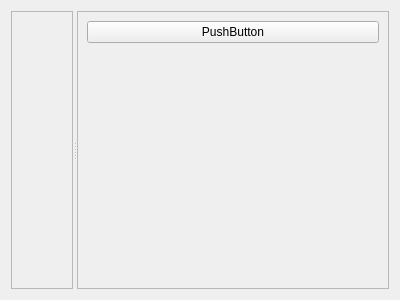
Enem-20/CGS, file telemetrywindow.ui: the form before one commit.
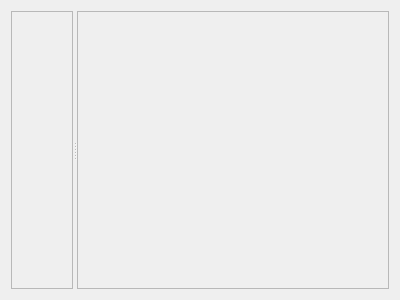
The form after the commit.

Patch:
```diff
--- a/telemetrywindow.ui
+++ b/telemetrywindow.ui
@@ -16,12 +16,6 @@
   <layout class="QGridLayout" name="gridLayout">
    <item row="0" column="0">
     <widget class="QSplitter" name="splitter">
-     <property name="sizePolicy">
-      <sizepolicy hsizetype="Expanding" vsizetype="Preferred">
-       <horstretch>0</horstretch>
-       <verstretch>0</verstretch>
-      </sizepolicy>
-     </property>
      <property name="orientation">
       <enum>Qt::Orientation::Horizontal</enum>
      </property>
@@ -41,28 +35,6 @@
       <property name="frameShadow">
        <enum>QFrame::Shadow::Raised</enum>
       </property>
-      <layout class="QVBoxLayout" name="verticalLayout">
-       <item>
-        <widget class="QPushButton" name="pushButton">
-         <property name="text">
-          <string>PushButton</string>
-         </property>
-        </widget>
-       </item>
-       <item>
-        <spacer name="verticalSpacer">
-         <property name="orientation">
-          <enum>Qt::Orientation::Vertical</enum>
-         </property>
-         <property name="sizeHint" stdset="0">
-          <size>
-           <width>20</width>
-           <height>40</height>
-          </size>
-         </property>
-        </spacer>
-       </item>
-      </layout>
      </widget>
     </widget>
    </item>
```
Left out of the diff: 2 changed lines with no effect on the pictures.
